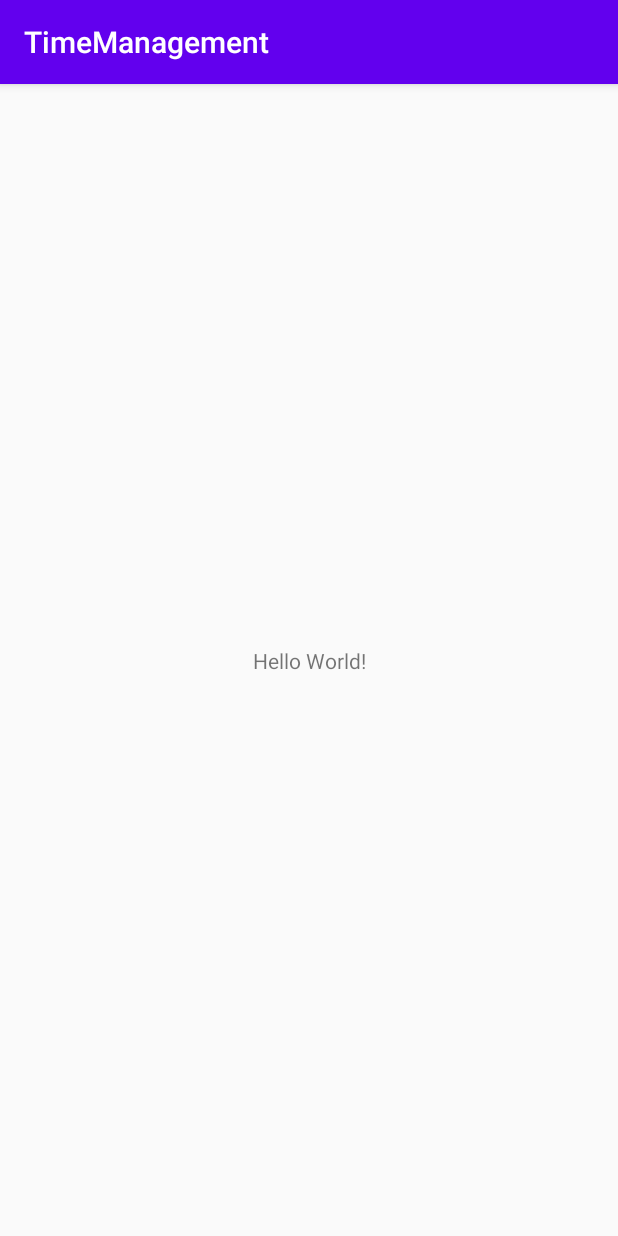
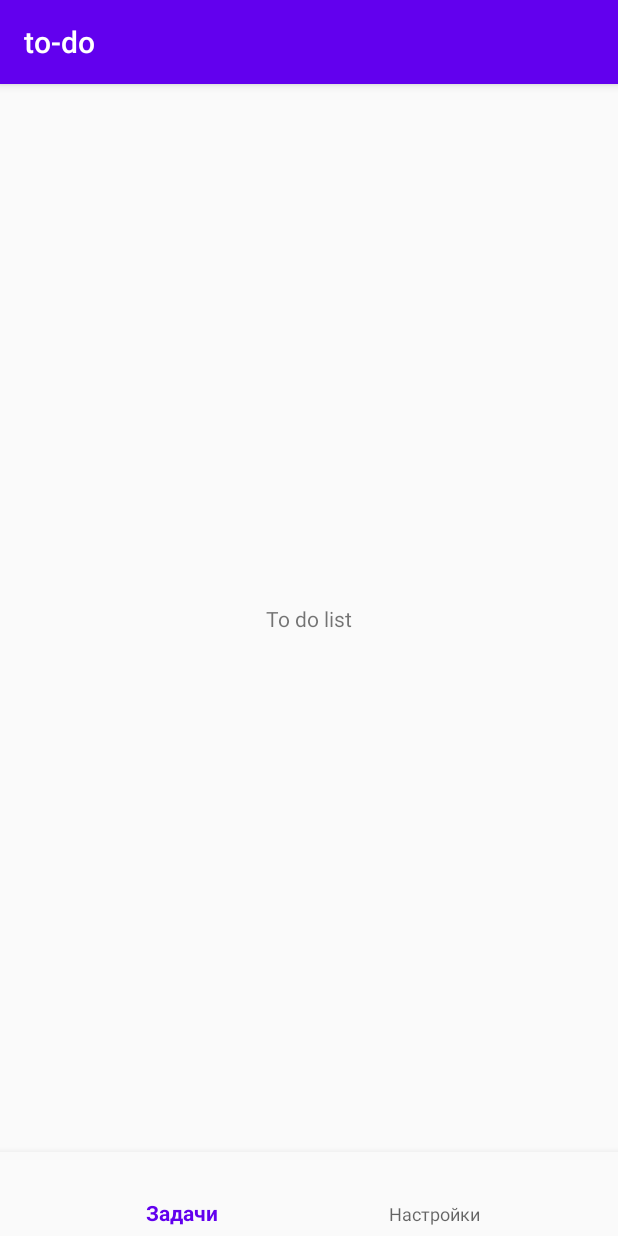
Before and after one commit to GyvachA/TimeManagement, an Android app: the screen it shows after launch (MainActivity), on a phone screen of 412 x 824 dp. Run offline under Robolectric (Android 15) with nearby library versions, the phone set to English and light mode, and no system bars; our stand-ins replace navigation-ui.

Commit message:
Menu added

```diff
--- a/app/build.gradle
+++ b/app/build.gradle
@@ -25,6 +25,10 @@ dependencies {
     implementation fileTree(dir: "libs", include: ["*.jar"])
     implementation 'androidx.appcompat:appcompat:1.1.0'
     implementation 'androidx.constraintlayout:constraintlayout:1.1.3'
+    implementation 'com.google.android.material:material:1.2.1'
+    implementation 'androidx.navigation:navigation-fragment:2.3.0'
+    implementation 'androidx.navigation:navigation-ui:2.3.0'
+    implementation 'androidx.lifecycle:lifecycle-extensions:2.2.0'
     testImplementation 'junit:junit:4.12'
     androidTestImplementation 'androidx.test.ext:junit:1.1.1'
     androidTestImplementation 'androidx.test.espresso:espresso-core:3.2.0'
--- a/app/src/main/java/com/management/timemanagement/MainActivity.java
+++ b/app/src/main/java/com/management/timemanagement/MainActivity.java
@@ -1,14 +1,33 @@
 package com.management.timemanagement;
 
 import androidx.appcompat.app.AppCompatActivity;
+import androidx.navigation.NavController;
+import androidx.navigation.Navigation;
+import androidx.navigation.ui.AppBarConfiguration;
+import androidx.navigation.ui.NavigationUI;
 
 import android.os.Bundle;
 
+import com.google.android.material.bottomnavigation.BottomNavigationView;
+
 public class MainActivity extends AppCompatActivity {
+
+    BottomNavigationView bottomNavigationView;
 
     @Override
     protected void onCreate(Bundle savedInstanceState) {
         super.onCreate(savedInstanceState);
         setContentView(R.layout.activity_main);
+
+        bottomNavigationView = findViewById(R.id.bottom_nav_view);
+
+        AppBarConfiguration appBarConfiguration = new AppBarConfiguration.Builder(
+                R.id.nav_to_do, R.id.nav_settings
+        ).build();
+
+        NavController navController = Navigation.findNavController(this, R.id.nav_host_fragment);
+        NavigationUI.setupActionBarWithNavController(this, navController,
+                appBarConfiguration);
+        NavigationUI.setupWithNavController(bottomNavigationView, navController);
     }
 }
--- /dev/null
+++ b/app/src/main/java/com/management/timemanagement/ui/settings/SettingsFragment.java
@@ -0,0 +1,35 @@
+package com.management.timemanagement.ui.settings;
+
+import android.os.Bundle;
+import android.view.LayoutInflater;
+import android.view.View;
+import android.view.ViewGroup;
+import android.widget.TextView;
+
+import androidx.annotation.NonNull;
+import androidx.fragment.app.Fragment;
+import androidx.lifecycle.Observer;
+import androidx.lifecycle.ViewModelProvider;
+import androidx.lifecycle.ViewModelProviders;
+
+import com.management.timemanagement.R;
+import com.management.timemanagement.ui.to_do.To_DoViewModel;
+
+public class SettingsFragment extends Fragment {
+
+    private SettingsViewModel settingsViewModel;
+
+    public View onCreateView(@NonNull LayoutInflater inflater,
+                             ViewGroup container, Bundle savedInstanceState) {
+        settingsViewModel = ViewModelProviders.of(this).get(SettingsViewModel.class);
+        View root = inflater.inflate(R.layout.fragment_to_do, container, false);
+        final TextView textView = root.findViewById(R.id.textView);
+        settingsViewModel.getText().observe(getViewLifecycleOwner(), new Observer<String>() {
+            @Override
+            public void onChanged(String s) {
+                textView.setText(s);
+            }
+        });
+        return root;
+    }
+}
--- /dev/null
+++ b/app/src/main/java/com/management/timemanagement/ui/settings/SettingsViewModel.java
@@ -0,0 +1,16 @@
+package com.management.timemanagement.ui.settings;
+
+import androidx.lifecycle.LiveData;
+import androidx.lifecycle.MutableLiveData;
+import androidx.lifecycle.ViewModel;
+
+public class SettingsViewModel extends ViewModel {
+    private MutableLiveData<String> mText;
+
+    public SettingsViewModel() {
+        mText = new MutableLiveData<>();
+        mText.setValue("Settings");
+    }
+
+    public LiveData<String> getText() { return mText; }
+}
--- /dev/null
+++ b/app/src/main/java/com/management/timemanagement/ui/to_do/To_DoFragment.java
@@ -0,0 +1,34 @@
+package com.management.timemanagement.ui.to_do;
+
+import android.os.Bundle;
+import android.view.LayoutInflater;
+import android.view.View;
+import android.view.ViewGroup;
+import android.widget.TextView;
+
+import androidx.annotation.NonNull;
+import androidx.fragment.app.Fragment;
+import androidx.lifecycle.Observer;
+import androidx.lifecycle.ViewModelProvider;
+import androidx.lifecycle.ViewModelProviders;
+
+import com.management.timemanagement.R;
+
+public class To_DoFragment extends Fragment {
+
+    private To_DoViewModel toDoViewModel;
+
+    public View onCreateView(@NonNull LayoutInflater inflater,
+                             ViewGroup container, Bundle savedInstanceState) {
+        toDoViewModel = ViewModelProviders.of(this).get(To_DoViewModel.class);
+        View root = inflater.inflate(R.layout.fragment_to_do, container, false);
+        final TextView textView = root.findViewById(R.id.textView);
+        toDoViewModel.getText().observe(getViewLifecycleOwner(), new Observer<String>() {
+            @Override
+            public void onChanged(String s) {
+                textView.setText(s);
+            }
+        });
+        return root;
+    }
+}
--- /dev/null
+++ b/app/src/main/java/com/management/timemanagement/ui/to_do/To_DoViewModel.java
@@ -0,0 +1,16 @@
+package com.management.timemanagement.ui.to_do;
+
+import androidx.lifecycle.LiveData;
+import androidx.lifecycle.MutableLiveData;
+import androidx.lifecycle.ViewModel;
+
+public class To_DoViewModel extends ViewModel {
+    private MutableLiveData<String> mText;
+
+    public To_DoViewModel() {
+        mText = new MutableLiveData<>();
+        mText.setValue("To do list");
+    }
+
+    public LiveData<String> getText() { return mText; }
+}
--- a/app/src/main/res/layout/activity_main.xml
+++ b/app/src/main/res/layout/activity_main.xml
@@ -1,18 +1,28 @@
 <?xml version="1.0" encoding="utf-8"?>
-<androidx.constraintlayout.widget.ConstraintLayout xmlns:android="http://schemas.android.com/apk/res/android"
+<RelativeLayout xmlns:android="http://schemas.android.com/apk/res/android"
     xmlns:app="http://schemas.android.com/apk/res-auto"
     xmlns:tools="http://schemas.android.com/tools"
     android:layout_width="match_parent"
     android:layout_height="match_parent"
     tools:context=".MainActivity">
 
-    <TextView
-        android:layout_width="wrap_content"
+
+    <com.google.android.material.bottomnavigation.BottomNavigationView
+        android:id="@+id/bottom_nav_view"
+        android:layout_width="match_parent"
         android:layout_height="wrap_content"
-        android:text="Hello World!"
-        app:layout_constraintBottom_toBottomOf="parent"
-        app:layout_constraintLeft_toLeftOf="parent"
-        app:layout_constraintRight_toRightOf="parent"
-        app:layout_constraintTop_toTopOf="parent" />
+        android:background="?android:attr/windowBackground"
+        android:layout_alignParentBottom="true"
+        app:menu="@menu/bottom_menu"
+         />
 
-</androidx.constraintlayout.widget.ConstraintLayout>
+    <fragment
+        android:id="@+id/nav_host_fragment"
+        android:name="androidx.navigation.fragment.NavHostFragment"
+        android:layout_width="match_parent"
+        android:layout_height="match_parent"
+        android:layout_above="@id/bottom_nav_view"
+        app:navGraph="@navigation/mob_navigation"
+        app:defaultNavHost="true"
+        />
+</RelativeLayout>
--- /dev/null
+++ b/app/src/main/res/layout/fragment_settings.xml
@@ -0,0 +1,6 @@
+<?xml version="1.0" encoding="utf-8"?>
+<androidx.constraintlayout.widget.ConstraintLayout
+    xmlns:android="http://schemas.android.com/apk/res/android" android:layout_width="match_parent"
+    android:layout_height="match_parent">
+
+</androidx.constraintlayout.widget.ConstraintLayout>
--- /dev/null
+++ b/app/src/main/res/layout/fragment_to_do.xml
@@ -0,0 +1,17 @@
+<?xml version="1.0" encoding="utf-8"?>
+<androidx.constraintlayout.widget.ConstraintLayout xmlns:android="http://schemas.android.com/apk/res/android"
+    xmlns:app="http://schemas.android.com/apk/res-auto"
+    xmlns:tools="http://schemas.android.com/tools"
+    android:layout_width="match_parent"
+    android:layout_height="match_parent">
+
+    <TextView
+        android:id="@+id/textView"
+        android:layout_width="wrap_content"
+        android:layout_height="wrap_content"
+        android:text="TextView"
+        app:layout_constraintBottom_toBottomOf="parent"
+        app:layout_constraintEnd_toEndOf="parent"
+        app:layout_constraintStart_toStartOf="parent"
+        app:layout_constraintTop_toTopOf="parent" />
+</androidx.constraintlayout.widget.ConstraintLayout>
--- /dev/null
+++ b/app/src/main/res/menu/bottom_menu.xml
@@ -0,0 +1,13 @@
+<?xml version="1.0" encoding="utf-8"?>
+<menu xmlns:android="http://schemas.android.com/apk/res/android">
+
+    <item
+        android:id="@+id/nav_to_do"
+        android:title="Задачи"
+        />
+    <item
+        android:id="@+id/nav_settings"
+        android:title="Настройки"
+        />
+
+</menu>
--- /dev/null
+++ b/app/src/main/res/navigation/mob_navigation.xml
@@ -0,0 +1,20 @@
+<?xml version="1.0" encoding="utf-8"?>
+<navigation xmlns:android="http://schemas.android.com/apk/res/android"
+    xmlns:app="http://schemas.android.com/apk/res-auto"
+    xmlns:tools="http://schemas.android.com/tools"
+    android:id="@+id/mob_navigation"
+    app:startDestination="@+id/nav_to_do">
+
+    <fragment
+        android:id="@+id/nav_to_do"
+        android:name="com.management.timemanagement.ui.to_do.To_DoFragment"
+        android:label="to-do"
+        tools:layout="@layout/fragment_to_do"
+        />
+    <fragment
+        android:id="@+id/nav_settings"
+        android:name="com.management.timemanagement.ui.settings.SettingsFragment"
+        android:label="settings"
+        tools:layout="@layout/fragment_settings"
+        />
+</navigation>
```
